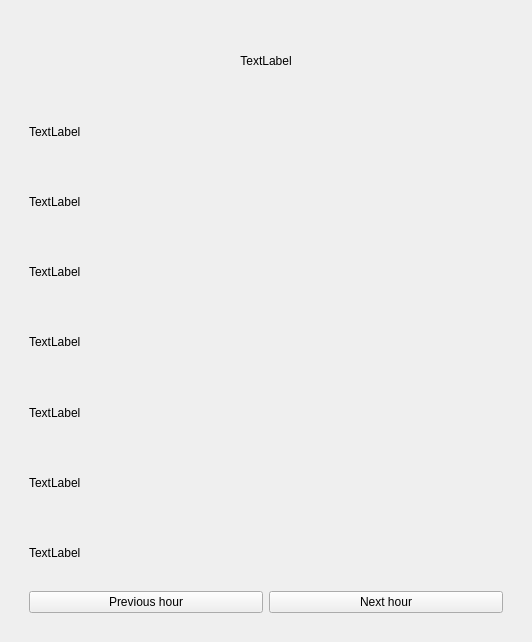
The window that weatherdialog.ui (Tauski/IdealPDA_Windows) describes before a commit, drawn with Qt 5.
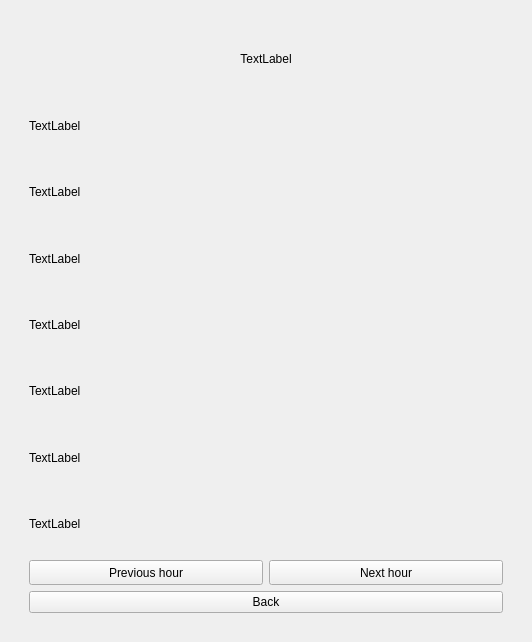
The same window after the commit. The open tabs and pages were chosen to show the change.

```diff
--- a/weatherdialog.ui
+++ b/weatherdialog.ui
@@ -176,9 +176,26 @@
            </layout>
           </item>
           <item>
+           <layout class="QVBoxLayout" name="verticalLayout_7">
+            <item>
            <layout class="QHBoxLayout" name="horizontalLayout_3">
+              <property name="sizeConstraint">
+               <enum>QLayout::SetDefaultConstraint</enum>
+              </property>
             <item>
              <widget class="QPushButton" name="wd_pb_forecast_previoushour">
+                <property name="minimumSize">
+                 <size>
+                  <width>100</width>
+                  <height>25</height>
+                 </size>
+                </property>
+                <property name="maximumSize">
+                 <size>
+                  <width>16777215</width>
+                  <height>25</height>
+                 </size>
+                </property>
               <property name="text">
                <string>Previous hour</string>
               </property>
@@ -186,8 +203,29 @@
             </item>
             <item>
              <widget class="QPushButton" name="wd_pb_forecast_nexthour">
+                <property name="minimumSize">
+                 <size>
+                  <width>100</width>
+                  <height>25</height>
+                 </size>
+                </property>
+                <property name="maximumSize">
+                 <size>
+                  <width>16777215</width>
+                  <height>25</height>
+                 </size>
+                </property>
               <property name="text">
                <string>Next hour</string>
+                </property>
+               </widget>
+              </item>
+             </layout>
+            </item>
+            <item>
+             <widget class="QPushButton" name="wd_pb_forecast_back">
+              <property name="text">
+               <string>Back</string>
               </property>
              </widget>
             </item>
```
Left out of the diff: 9 changed lines with no effect on the pictures. Lines whose indentation alone changed are shown as unchanged.
